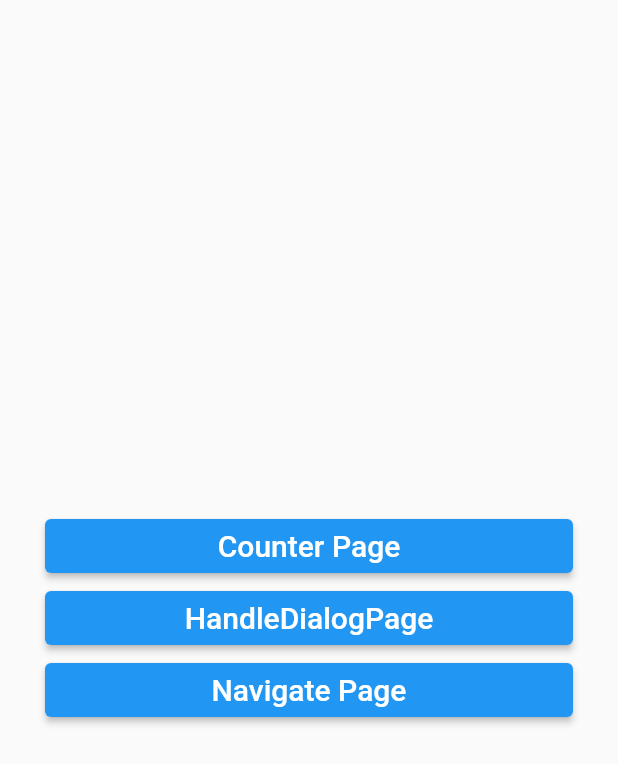
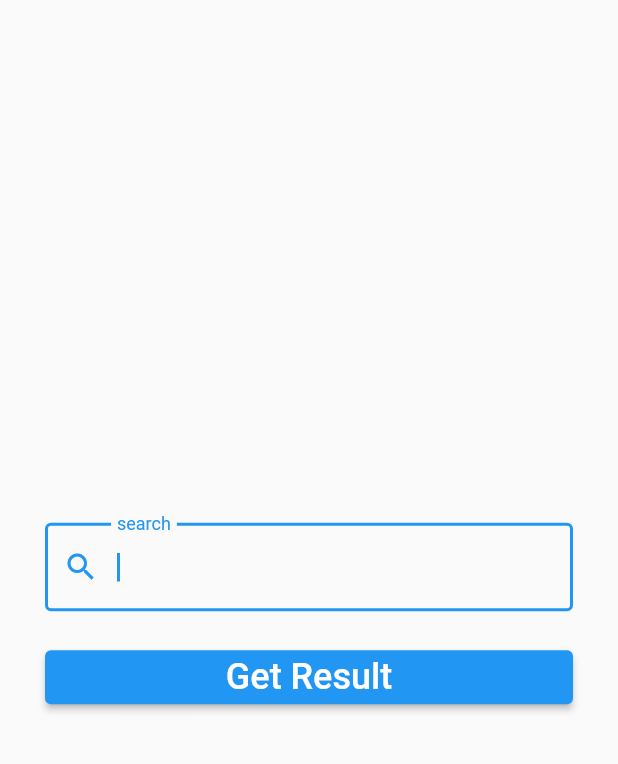
Before and after one commit to qwq140/flutter_provider_ex, a Flutter app: the screen it shows after launch, on a phone screen of 412 x 824 dp. Shown: the top 764 px of the screen. Run offline on Flutter 3.47's test engine with Material 2 defaults, Android fonts, the phone set to English and light mode, and no system bars.

```diff
--- /dev/null
+++ b/lib/change_notifier_listener/app.dart
@@ -0,0 +1,18 @@
+import 'package:flutter/material.dart';
+import 'package:flutter_provider_ex/change_notifier_listener/app_provider.dart';
+import 'package:flutter_provider_ex/change_notifier_listener/home_page.dart';
+import 'package:provider/provider.dart';
+
+class ChangeNotifierListenerApp extends StatelessWidget {
+  const ChangeNotifierListenerApp({Key? key}) : super(key: key);
+
+  @override
+  Widget build(BuildContext context) {
+    return ChangeNotifierProvider<AppProvider>(
+      create: (_) => AppProvider(),
+      child: MaterialApp(
+        home: HomePage(),
+      ),
+    );
+  }
+}
--- /dev/null
+++ b/lib/change_notifier_listener/app_provider.dart
@@ -0,0 +1,34 @@
+import 'package:flutter/material.dart';
+
+enum AppState{
+  initial,
+  loading,
+  success,
+  error,
+}
+
+class AppProvider with ChangeNotifier {
+  AppState _state = AppState.initial;
+
+  AppState get state => _state;
+
+  Future<void> getResult(String searchTerm) async {
+    _state = AppState.loading;
+    notifyListeners();
+
+    await Future.delayed(Duration(seconds: 1));
+
+    try {
+      if(searchTerm == 'fail'){
+        throw 'Something went wrong';
+      }
+
+      _state = AppState.success;
+      notifyListeners();
+    } catch(e) {
+      _state = AppState.error;
+      notifyListeners();
+      rethrow;
+    }
+  }
+}
--- /dev/null
+++ b/lib/change_notifier_listener/home_page.dart
@@ -0,0 +1,91 @@
+import 'package:flutter/material.dart';
+import 'package:flutter_provider_ex/change_notifier_listener/app_provider.dart';
+import 'package:flutter_provider_ex/change_notifier_listener/success_page.dart';
+import 'package:provider/provider.dart';
+
+class HomePage extends StatefulWidget {
+  const HomePage({Key? key}) : super(key: key);
+
+  @override
+  State<HomePage> createState() => _HomePageState();
+}
+
+class _HomePageState extends State<HomePage> {
+  final GlobalKey<FormState> formKey = GlobalKey<FormState>();
+  AutovalidateMode autovalidateMode = AutovalidateMode.disabled;
+  String? searchTerm;
+
+  void submit() async {
+    setState(() {
+      autovalidateMode = AutovalidateMode.always;
+    });
+
+    final form = formKey.currentState;
+
+    if(form == null || !form.validate()) return;
+
+    form.save();
+
+    try {
+      await context.read<AppProvider>().getResult(searchTerm!);
+      Navigator.push(context, MaterialPageRoute(builder: (context){
+        return SuccessPage();
+      }));
+    } catch (e){
+      showDialog(context: context, builder: (context){
+        return AlertDialog(
+          content: Text('Somthing went wrong'),
+        );
+      });
+    }
+  }
+
+  @override
+  Widget build(BuildContext context) {
+    final appState = context.watch<AppProvider>().state;
+
+    return Scaffold(
+      body: Center(
+        child: Padding(
+          padding: const EdgeInsets.symmetric(horizontal: 30),
+          child: Form(
+            key: formKey,
+            autovalidateMode: autovalidateMode,
+            child: ListView(
+              shrinkWrap: true,
+              children: [
+                TextFormField(
+                  autofocus: true,
+                  decoration: InputDecoration(
+                    border: OutlineInputBorder(),
+                    label: Text('search'),
+                    prefixIcon: Icon(Icons.search),
+                  ),
+                  validator: (String? value) {
+                    if (value == null || value.trim().isEmpty) {
+                      return 'Search term required';
+                    }
+                    return null;
+                  },
+                  onSaved: (String? value) {
+                    searchTerm = value;
+                  },
+                ),
+                const SizedBox(
+                  height: 20,
+                ),
+                ElevatedButton(
+                  onPressed: appState == AppState.loading ? null : submit,
+                  child: Text(
+                    appState == AppState.loading ? 'Loading...' : 'Get Result',
+                    style: TextStyle(fontSize: 24),
+                  ),
+                ),
+              ],
+            ),
+          ),
+        ),
+      ),
+    );
+  }
+}
--- a/lib/main.dart
+++ b/lib/main.dart
@@ -1,4 +1,5 @@
 import 'package:flutter/material.dart';
+import 'package:flutter_provider_ex/change_notifier_listener/app.dart';
 import 'package:flutter_provider_ex/provider_error/app.dart';
 import 'package:flutter_provider_ex/proxy_provider/screen/home_page.dart';
 import 'package:flutter_provider_ex/selector/model/dog.dart';
@@ -7,7 +8,7 @@ import 'package:flutter_provider_ex/selector/model/dog.dart';
 import 'package:provider/provider.dart';
 
 void main() {
-  runApp(const ProviderErrorApp());
+  runApp(const ChangeNotifierListenerApp());
 }
 
 class MyApp extends StatelessWidget {
```
Also changed, not shown: lib/change_notifier_listener/success_page.dart (added, +15 -0 lines).
